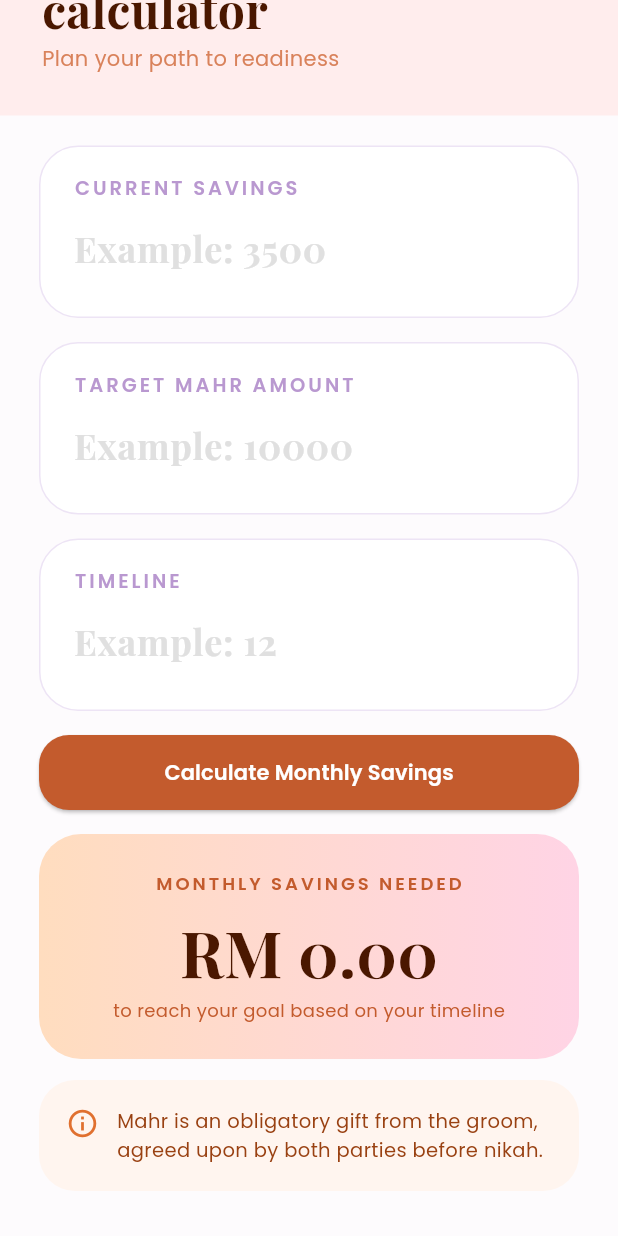
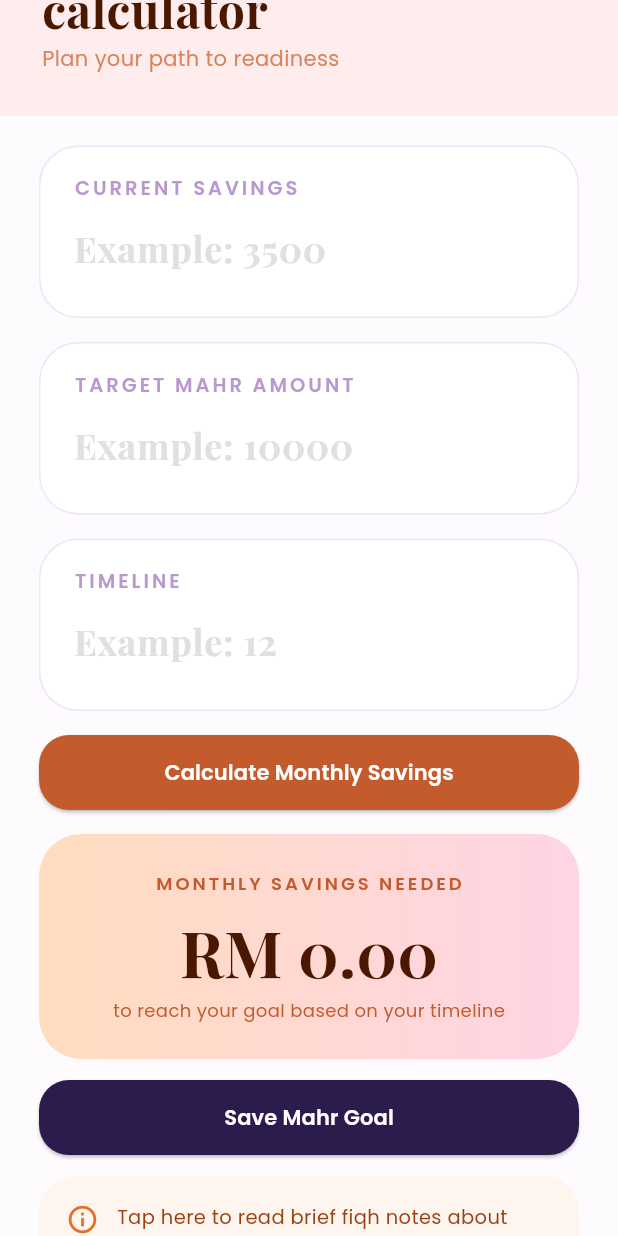
Before and after one commit to nisanotfound/NikahReady, a Flutter app: the MahrScreen screen opened directly, scrolled down 134 dp, on a phone screen of 412 x 824 dp. Run offline on Flutter 3.47's test engine with Material 3 defaults, Android fonts, the phone set to English and light mode, and no system bars; our stand-ins replace cloud_firestore, firebase_auth, firebase_core, google_fonts; accounts and stored records are empty.

Commit message:
Enhance Mahr Calculator with Provider and Firestore

```diff
--- a/lib/providers/mahr_provider.dart
+++ b/lib/providers/mahr_provider.dart
@@ -1,4 +1,5 @@
 import 'package:flutter/material.dart';
+import 'package:cloud_firestore/cloud_firestore.dart';
 import '../models/mahr_model.dart';
 
 class MahrProvider extends ChangeNotifier {
@@ -9,7 +10,12 @@ class MahrProvider extends ChangeNotifier {
     monthlySavingsNeeded: 0,
   );
 
+  bool _isSaving = false;
+  bool _isLoading = false;
+
   MahrModel get mahr => _mahr;
+  bool get isSaving => _isSaving;
+  bool get isLoading => _isLoading;
 
   void calculateMahr({
     required double currentSavings,
@@ -23,12 +29,77 @@ class MahrProvider extends ChangeNotifier {
     }
 
     _mahr = MahrModel(
+      id: _mahr.id,
       currentSavings: currentSavings,
       targetMahr: targetMahr,
       timelineMonths: timelineMonths,
       monthlySavingsNeeded: monthlySavingsNeeded,
+      updatedAt: _mahr.updatedAt,
     );
 
     notifyListeners();
   }
+
+  Future<void> saveOrUpdateMahrGoal() async {
+    _isSaving = true;
+    notifyListeners();
+
+    try {
+      if (_mahr.id == null) {
+        final docRef = await FirebaseFirestore.instance
+            .collection('mahr_goals')
+            .add(_mahr.toMap());
+
+        _mahr = MahrModel(
+          id: docRef.id,
+          currentSavings: _mahr.currentSavings,
+          targetMahr: _mahr.targetMahr,
+          timelineMonths: _mahr.timelineMonths,
+          monthlySavingsNeeded: _mahr.monthlySavingsNeeded,
+        );
+      } else {
+        await FirebaseFirestore.instance
+            .collection('mahr_goals')
+            .doc(_mahr.id)
+            .update(_mahr.toMap());
+      }
+    } catch (e) {
+      debugPrint('MahrProvider: Failed to save/update mahr goal — $e');
+    } finally {
+      _isSaving = false;
+      notifyListeners();
+    }
+  }
+
+  Future<void> loadLatestMahrGoal() async {
+    _isLoading = true;
+    notifyListeners();
+
+    try {
+      final querySnapshot = await FirebaseFirestore.instance
+          .collection('mahr_goals')
+          .orderBy('updatedAt', descending: true)
+          .limit(1)
+          .get();
+
+      if (querySnapshot.docs.isNotEmpty) {
+        _mahr = MahrModel.fromFirestore(querySnapshot.docs.first);
+      }
+    } catch (e) {
+      debugPrint('MahrProvider: Failed to load mahr goal — $e');
+    } finally {
+      _isLoading = false;
+      notifyListeners();
+    }
+  }
+
+  void resetMahr() {
+    _mahr = MahrModel(
+      currentSavings: 0,
+      targetMahr: 0,
+      timelineMonths: 0,
+      monthlySavingsNeeded: 0,
+    );
+    notifyListeners();
+  }
 }
--- a/lib/screens/mahr/mahr_screen.dart
+++ b/lib/screens/mahr/mahr_screen.dart
@@ -1,5 +1,7 @@
 import 'package:flutter/material.dart';
 import 'package:google_fonts/google_fonts.dart';
+import 'package:provider/provider.dart';
+import '../../providers/mahr_provider.dart';
 
 class MahrScreen extends StatefulWidget {
   const MahrScreen({super.key});
@@ -13,20 +15,64 @@ class _MahrScreenState extends State<MahrScreen> {
   final TextEditingController targetController = TextEditingController();
   final TextEditingController monthsController = TextEditingController();
 
-  double monthlySavings = 0;
+  @override
+  void initState() {
+    super.initState();
+
+    Future.microtask(() async {
+      final provider = context.read<MahrProvider>();
+      await provider.loadLatestMahrGoal();
+
+      savingsController.text = provider.mahr.currentSavings == 0
+          ? ''
+          : provider.mahr.currentSavings.toStringAsFixed(0);
+
+      targetController.text = provider.mahr.targetMahr == 0
+          ? ''
+          : provider.mahr.targetMahr.toStringAsFixed(0);
+
+      monthsController.text = provider.mahr.timelineMonths == 0
+          ? ''
+          : provider.mahr.timelineMonths.toString();
+    });
+  }
 
   void calculateMahr() {
     final double currentSavings = double.tryParse(savingsController.text) ?? 0;
     final double targetAmount = double.tryParse(targetController.text) ?? 0;
     final int months = int.tryParse(monthsController.text) ?? 0;
 
-    setState(() {
-      if (months > 0 && targetAmount > currentSavings) {
-        monthlySavings = (targetAmount - currentSavings) / months;
-      } else {
-        monthlySavings = 0;
+    context.read<MahrProvider>().calculateMahr(
+          currentSavings: currentSavings,
+          targetMahr: targetAmount,
+          timelineMonths: months,
+        );
   }
-    });
+
+  void showFiqhNotes() {
+    showDialog(
+      context: context,
+      builder: (context) {
+        return AlertDialog(
+          title: Text(
+            "Fiqh Notes on Mahr",
+            style: GoogleFonts.poppins(fontWeight: FontWeight.bold),
+          ),
+          content: Text(
+            "Mahr is an obligatory gift from the groom to the bride in marriage. "
+            "It should be agreed upon willingly and should not become a burden. "
+            "The amount may be immediate or deferred depending on the agreement between both parties.",
+            style: GoogleFonts.poppins(fontSize: 13, height: 1.5),
+          ),
+          actions: [
+            TextButton(
+              onPressed: () => Navigator.pop(context),
+              child: const Text("Close"),
+            ),
+          ],
+        );
+      },
+    );
   }
 
   @override
@@ -39,9 +85,13 @@ class _MahrScreenState extends State<MahrScreen> {
 
   @override
   Widget build(BuildContext context) {
+    final mahrProvider = context.watch<MahrProvider>();
+
     return Scaffold(
       backgroundColor: const Color(0xFFFDFBFD),
-      body: SingleChildScrollView(
+      body: mahrProvider.isLoading
+          ? const Center(child: CircularProgressIndicator())
+          : SingleChildScrollView(
               child: Column(
                 children: [
                   _buildHeader(),
@@ -63,6 +113,7 @@ class _MahrScreenState extends State<MahrScreen> {
                   ),
                   _buildCalculateButton(),
                   _buildResultCard(),
+                  _buildSaveButton(),
                   _buildInfoBox(),
                   const SizedBox(height: 30),
                 ],
@@ -188,6 +239,9 @@ class _MahrScreenState extends State<MahrScreen> {
   }
 
   Widget _buildResultCard() {
+    final monthlySavings =
+        context.watch<MahrProvider>().mahr.monthlySavingsNeeded;
+
     return Container(
       width: double.infinity,
       margin: const EdgeInsets.fromLTRB(26, 16, 26, 14),
@@ -232,8 +286,60 @@ class _MahrScreenState extends State<MahrScreen> {
     );
   }
 
+  Widget _buildSaveButton() {
+    final provider = context.watch<MahrProvider>();
+
+    return Padding(
+      padding: const EdgeInsets.fromLTRB(26, 0, 26, 14),
+      child: SizedBox(
+        width: double.infinity,
+        height: 50,
+        child: ElevatedButton(
+          onPressed: provider.isSaving
+              ? null
+              : () async {
+                  calculateMahr();
+                  await context.read<MahrProvider>().saveOrUpdateMahrGoal();
+
+                  if (!mounted) return;
+
+                  ScaffoldMessenger.of(context).showSnackBar(
+                    const SnackBar(
+                      content: Text("Mahr goal saved/updated successfully"),
+                    ),
+                  );
+                },
+          style: ElevatedButton.styleFrom(
+            backgroundColor: const Color(0xFF2C1B4D),
+            shape: RoundedRectangleBorder(
+              borderRadius: BorderRadius.circular(20),
+            ),
+          ),
+          child: provider.isSaving
+              ? const SizedBox(
+                  height: 18,
+                  width: 18,
+                  child: CircularProgressIndicator(
+                    strokeWidth: 2,
+                    color: Colors.white,
+                  ),
+                )
+              : Text(
+                  provider.mahr.id == null ? "Save Mahr Goal" : "Update Mahr Goal",
+                  style: GoogleFonts.poppins(
+                    fontWeight: FontWeight.w600,
+                    color: Colors.white,
+                  ),
+                ),
+        ),
+      ),
+    );
+  }
+
   Widget _buildInfoBox() {
-    return Container(
+    return GestureDetector(
+      onTap: showFiqhNotes,
+      child: Container(
         margin: const EdgeInsets.symmetric(horizontal: 26),
         padding: const EdgeInsets.all(18),
         decoration: BoxDecoration(
@@ -247,7 +353,7 @@ class _MahrScreenState extends State<MahrScreen> {
             const SizedBox(width: 12),
             Expanded(
               child: Text(
-              "Mahr is an obligatory gift from the groom, agreed upon by both parties before nikah.",
+                "Tap here to read brief fiqh notes about mahr.",
                 style: GoogleFonts.poppins(
                   fontSize: 13,
                   height: 1.5,
@@ -257,6 +363,7 @@ class _MahrScreenState extends State<MahrScreen> {
             ),
           ],
         ),
+      ),
     );
   }
 }
```
Also changed, not shown: lib/models/mahr_model.dart (+31 -0 lines). Lines whose indentation alone changed are shown as unchanged.
